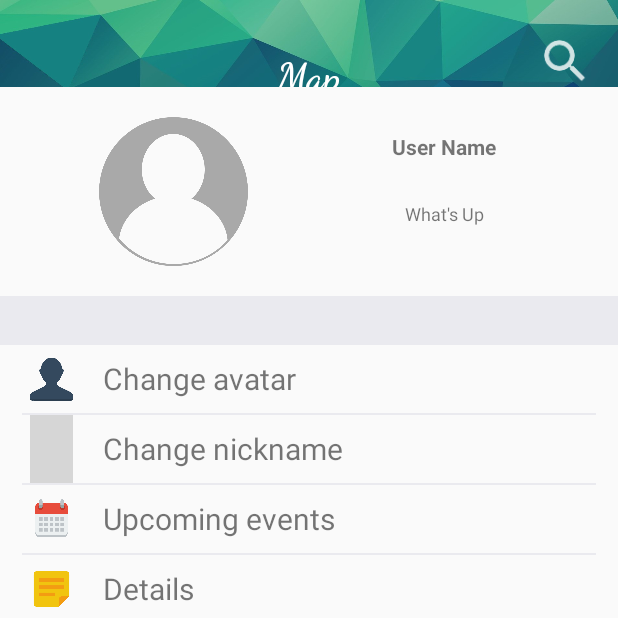
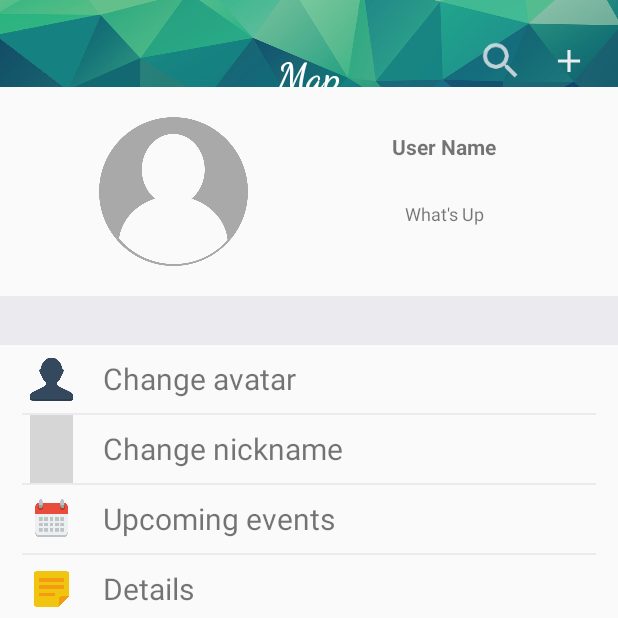
Before and after one commit to lingxuan925/iF---login-and-join-the-fun, an Android app: the MainActivity screen opened directly, with no data from a screen before it, item 3 of the bottom bar chosen, on a phone screen of 412 x 824 dp, the top half of it. Run offline under Robolectric (Android 15) with nearby library versions, the light colour scheme and no system bars; our stand-ins replace Firebase (no records; nobody signed in at launch, a user with empty details on screens opened directly); 1 statement that could not run was skipped; grey boxes are pictures that could not be loaded.

```diff
--- /dev/null
+++ b/app/src/main/res/drawable/ic_add_black_24dp.xml
@@ -0,0 +1,5 @@
+<vector android:height="24dp" android:tint="#EAEAEF"
+    android:viewportHeight="24.0" android:viewportWidth="24.0"
+    android:width="24dp" xmlns:android="http://schemas.android.com/apk/res/android">
+    <path android:fillColor="#FF000000" android:pathData="M19,13h-6v6h-2v-6H5v-2h6V5h2v6h6v2z"/>
+</vector>
--- a/app/src/main/res/layout/activity_main.xml
+++ b/app/src/main/res/layout/activity_main.xml
@@ -17,13 +17,21 @@
         android:fitsSystemWindows="true" >
 
         <Button
+            android:id="@+id/button_addevent"
+            android:layout_width="25dp"
+            android:layout_height="25dp"
+            android:layout_gravity="end"
+            android:layout_marginEnd="20dp"
+            android:background="@drawable/ic_add_black_24dp"/>
+
+        <Button
             android:id="@+id/button_search"
-            android:layout_width="30dp"
-            android:layout_height="30dp"
+            android:layout_width="25dp"
+            android:layout_height="25dp"
             android:layout_gravity="end"
             android:layout_marginEnd="20dp"
             android:background="@drawable/ic_action_search"
-            android:backgroundTint="@color/white"
+            android:backgroundTint="@color/comfortableGrey"
             />
 
         <TextView
```
